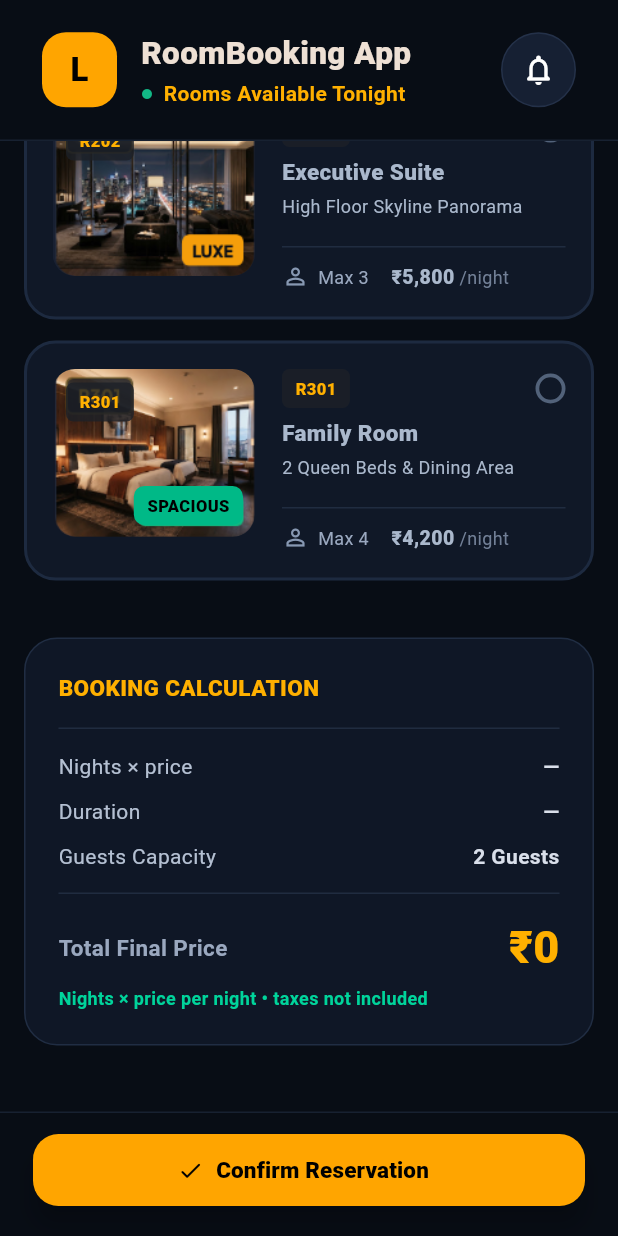
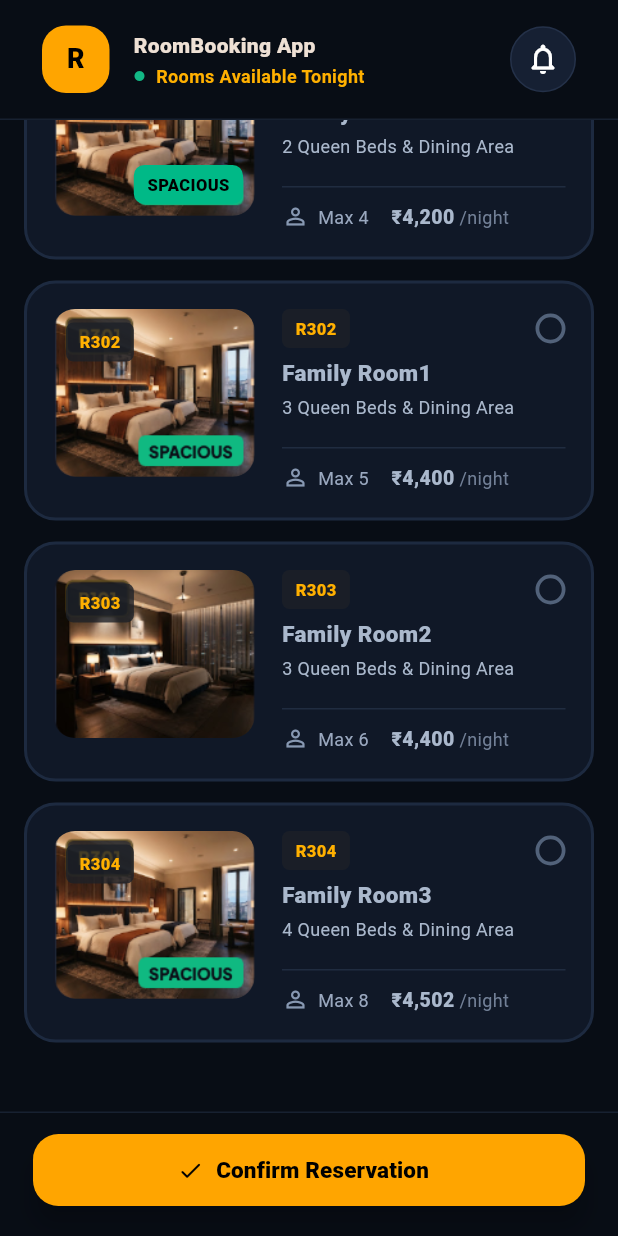
Before and after one commit to raneezz/room_bookingTestApp, a Flutter app: the screen it shows after launch, scrolled down 1152 dp, after a tap on "Confirm Reservation", on a phone screen of 412 x 824 dp. Run offline on Flutter 3.47's test engine with Material 3 defaults, Android fonts, the phone set to English and light mode, and no system bars; our stand-ins replace get.

Commit message:
final_updates

```diff
--- a/lib/data/mock/mock_rooms.dart
+++ b/lib/data/mock/mock_rooms.dart
@@ -46,5 +46,33 @@ class MockRooms {
       imageAsset: 'assets/rooms/family.png',
       badge: 'SPACIOUS',
     ),
+    HotelRoom(
+      code: 'R302',
+      type: 'Family Room1',
+      pricePerNight: 4400,
+      maxGuests: 5,
+      subtitle: '3 Queen Beds & Dining Area',
+      imageAsset: 'assets/rooms/family.png',
+
+    ),
+    HotelRoom(
+      code: 'R303',
+      type: 'Family Room2',
+      pricePerNight: 4400,
+      maxGuests: 6,
+      subtitle: '3 Queen Beds & Dining Area',
+      imageAsset: 'assets/rooms/deluxe.png',
+
+    ),
+    HotelRoom(
+      code: 'R304',
+      type: 'Family Room3',
+      pricePerNight: 4502,
+      maxGuests: 8,
+      subtitle: '4 Queen Beds & Dining Area',
+      imageAsset: 'assets/rooms/family.png',
+
+    ),
+
   ];
 }
--- a/lib/data/repositories/room_repository.dart
+++ b/lib/data/repositories/room_repository.dart
@@ -4,5 +4,5 @@ import '../models/hotel_room.dart';
 import '../models/room_booking.dart';
 class RoomRepository {
   List<HotelRoom> getRooms()=>MockRooms.rooms;
-  List<RoomBooking> getBookings()=>MockBookings.bookings;
+ List<RoomBooking> getBookings()=>MockBookings.bookings;
 }
--- a/lib/screens/booking/controllers/BookingController.dart
+++ b/lib/screens/booking/controllers/BookingController.dart
@@ -22,10 +22,10 @@ class BookingController extends GetxController {
   static BookingController get to => Get.put(BookingController());
 
   BookingController({RoomRepository? repository})
-    : _repository = repository ?? RoomRepository();
+      :_repository=repository ?? RoomRepository();
   final RoomRepository _repository;
   late final List<HotelRoom> rooms;
-  late final List<RoomBooking> bookings;
+  late final RxList<RoomBooking> bookings;
   final checkIn = Rxn<DateTime>(),
       checkOut = Rxn<DateTime>(),
       selectedRoomCode = RxnString();
@@ -34,11 +34,10 @@ class BookingController extends GetxController {
       validationMessage = RxnString(),
       validationIsError = false.obs;
 
-  @override
-  void onInit() {
+  @override void onInit() {
     super.onInit();
     rooms = _repository.getRooms();
-    bookings = _repository.getBookings();
+   bookings = _repository.getBookings().obs;
   }
 
   int get totalGuests => adults.value + kids.value;
@@ -47,8 +46,8 @@ class BookingController extends GetxController {
 
   HotelRoom? get selectedRoom {
     final code = selectedRoomCode.value;
-    for (final _room in rooms) {
-      if (_room.code == code) return _room;
+    for (final r in rooms) {
+      if (r.code == code) return r;
     }
     return null;
   }
@@ -57,25 +56,21 @@ class BookingController extends GetxController {
       selectedRoom == null ? 0 : nights * selectedRoom!.pricePerNight;
 
   bool get datesAreValid {
-    final a = checkIn.value, b = checkOut.value;
+    final a = checkIn.value,
+        b = checkOut.value;
     if (a == null || b == null) return false;
-    return !DateUtils.dateOnly(
-          a,
-        ).isBefore(DateUtils.dateOnly(DateTime.now())) &&
-        b.isAfter(a);
+    return !DateUtils.dateOnly(a).isBefore(
+        DateUtils.dateOnly(DateTime.now())) && b.isAfter(a);
   }
 
   bool roomFitsGuests(HotelRoom r) => totalGuests <= r.maxGuests;
 
   bool isRoomBooked(HotelRoom r) {
-    final a = checkIn.value, b = checkOut.value;
+    final a = checkIn.value,
+        b = checkOut.value;
     if (a == null || b == null || !b.isAfter(a)) return false;
-    return bookings.any(
-      (x) =>
-          x.roomCode == r.code &&
-          a.isBefore(x.checkOut) &&
-          b.isAfter(x.checkIn),
-    );
+    return bookings.any((x) =>
+    x.roomCode == r.code && a.isBefore(x.checkOut) && b.isAfter(x.checkIn));
   }
 
   void error(String m) {
@@ -93,14 +88,12 @@ class BookingController extends GetxController {
   Future<void> pickCheckIn(BuildContext context) async {
     clearMessage();
     final today = DateUtils.dateOnly(DateTime.now());
-    final p = await showDatePicker(
-      context: context,
+    final p = await showDatePicker(context: context,
         initialDate: _safeCheckIn(today),
         firstDate: today,
         lastDate: DateTime(today.year + 2, 12, 31),
         helpText: 'SELECT CHECK-IN DATE',
-      builder: _pickerTheme,
-    );
+        builder: _pickerTheme);
     if (p == null) return;
     checkIn.value = DateUtils.dateOnly(p);
     if (checkOut.value != null && !checkOut.value!.isAfter(checkIn.value!)) {
@@ -119,14 +112,12 @@ class BookingController extends GetxController {
       return;
     }
     final min = checkIn.value!.add(const Duration(days: 1));
-    final p = await showDatePicker(
-      context: context,
+    final p = await showDatePicker(context: context,
         initialDate: _safeCheckOut(min),
         firstDate: min,
         lastDate: DateTime(min.year + 2, 12, 31),
         helpText: 'SELECT CHECK-OUT DATE',
-      builder: _pickerTheme,
-    );
+        builder: _pickerTheme);
     if (p == null) return;
     checkOut.value = DateUtils.dateOnly(p);
     validateDatesAndRoom();
@@ -134,33 +125,27 @@ class BookingController extends GetxController {
 
   DateTime _safeCheckIn(DateTime today) =>
       checkIn.value != null &&
-          !DateUtils.dateOnly(checkIn.value!).isBefore(today)
-      ? DateUtils.dateOnly(checkIn.value!)
-      : today;
+          !DateUtils.dateOnly(checkIn.value!).isBefore(today) ? DateUtils
+          .dateOnly(checkIn.value!) : today;
 
   DateTime _safeCheckOut(DateTime min) =>
       checkOut.value != null && checkOut.value!.isAfter(checkIn.value!)
           ? DateUtils.dateOnly(checkOut.value!)
           : min;
 
-  Widget _pickerTheme(BuildContext c, Widget? child) => Theme(
-    data: Theme.of(c).copyWith(
-      colorScheme: const ColorScheme.dark(
+  Widget _pickerTheme(BuildContext c, Widget? child) =>
+      Theme(
+          data: Theme.of(c).copyWith(colorScheme: const ColorScheme.dark(
               primary: Color(0xFFFFA500),
               onPrimary: Colors.black,
               surface: Color(0xFF121A2A),
-        onSurface: Colors.white,
-      ),
-    ),
-    child: child!,
-  );
+              onSurface: Colors.white)), child: child!);
 
   void selectRoom(HotelRoom r) {
     clearMessage();
     if (!datesAreValid) {
       error(
-        'Select valid check-in and check-out dates before choosing a room.',
-      );
+          'Select valid check-in and check-out dates before choosing a room.');
       return;
     }
     if (isRoomBooked(r)) {
@@ -202,15 +187,15 @@ class BookingController extends GetxController {
     if (r != null && !roomFitsGuests(r)) {
       selectedRoomCode.value = null;
       error(
-        'Selected room cannot accommodate $totalGuests guests. Please choose a larger room.',
-      );
+          'Selected room cannot accommodate $totalGuests guests. Please choose a larger room.');
       return;
     }
     if (datesAreValid) validateDatesAndRoom();
   }
 
   void validateDatesAndRoom() {
-    final a = checkIn.value, b = checkOut.value;
+    final a = checkIn.value,
+        b = checkOut.value;
     if (a == null || b == null) {
       selectedRoomCode.value = null;
       clearMessage();
@@ -237,13 +222,9 @@ class BookingController extends GetxController {
       error('${r.code} cannot accommodate $totalGuests guests.');
       return;
     }
-    success(
-      'Dates verified • $nights ${nights == 1 ? 'night' : 'nights'} available.',
-    );
-  }
-
-  String formatDate(DateTime? value) {
-    return DateUtils.formatDate(value);
+    success('Dates verified • $nights ${nights == 1
+        ? 'night'
+        : 'nights'} available.');
   }
 
   void confirmReservation() {
@@ -251,31 +232,55 @@ class BookingController extends GetxController {
       error('Please select both check-in and check-out dates.');
       return;
     }
+
     if (!datesAreValid) {
       error(
-        'Invalid dates. Check-out must be after check-in and check-in cannot be in the past.',
+        'Invalid dates. Check-out must be after check-in and '
+            'check-in cannot be in the past.',
       );
       return;
     }
-    final r = selectedRoom;
-    if (r == null) {
+
+    final room = selectedRoom;
+    if (room == null) {
       error('Please select one available room.');
       return;
     }
-    if (isRoomBooked(r)) {
+
+    if (isRoomBooked(room)) {
       selectedRoomCode.value = null;
-      error('${r.code} is already booked for the selected dates.');
+      error('${room.code} is already booked for the selected dates.');
       return;
     }
-    if (!roomFitsGuests(r)) {
+
+    if (!roomFitsGuests(room)) {
       selectedRoomCode.value = null;
       error('The selected room cannot accommodate all guests.');
       return;
     }
-    success('Reservation confirmed • ${r.code} • $nights nights • ₹$subtotal');
+
+    final bookedNights = nights;
+    final total = subtotal;
+
+    bookings.add(
+      RoomBooking(
+        roomCode: room.code,
+        checkIn: checkIn.value!,
+        checkOut: checkOut.value!,
+      ),
+    );
+
+
+    selectedRoomCode.value = null;
+    success(
+      'Reservation confirmed • ${room.code} • $bookedNights '
+          '${bookedNights == 1 ? 'night' : 'nights'} • ₹$total',
+    );
+
     Get.snackbar(
       'Reservation Confirmed',
-      '${r.type} (${r.code}) • $nights nights • ₹$subtotal',
+      '${room.type} (${room.code}) • $bookedNights '
+          '${bookedNights == 1 ? 'night' : 'nights'} • ₹$total',
       snackPosition: SnackPosition.BOTTOM,
       backgroundColor: const Color(0xFF0B2A25),
       colorText: Colors.white,
--- a/lib/screens/booking/pages/BookingPage.dart
+++ b/lib/screens/booking/pages/BookingPage.dart
@@ -1,4 +1,5 @@
 import 'package:flutter/material.dart';
+import 'package:get/get_state_manager/src/rx_flutter/rx_obx_widget.dart';
 import 'package:get/get_state_manager/src/simple/get_view.dart';
 
 import '../controllers/BookingController.dart';
@@ -10,9 +11,9 @@ import '../widgets/top_bar.dart';
 
 class BookingPage extends GetView<BookingController> {
   const BookingPage({super.key});
-
   @override
-  Widget build(BuildContext context) => Scaffold(
+  Widget build(BuildContext context) {
+    return Scaffold(
       body: SafeArea(
         child: Column(
           children: [
@@ -23,14 +24,22 @@ class BookingPage extends GetView<BookingController> {
                   SliverPadding(
                     padding: const EdgeInsets.fromLTRB(16, 24, 16, 24),
                     sliver: SliverList(
-                    delegate: SliverChildListDelegate([
+                      delegate: SliverChildListDelegate(
+                        [
                           SearchDatesCard(controller: controller),
                           const SizedBox(height: 28),
                           RoomSection(controller: controller),
                           const SizedBox(height: 24),
-                      BookingCalculation(controller: controller),
+
+                          Obx(
+                                () =>
+                            controller.selectedRoom != null
+                                ? BookingCalculation(controller: controller)
+                                : const SizedBox.shrink(),
+                          ),
                           const SizedBox(height: 20),
-                    ]),
+                        ],
+                      ),
                     ),
                   ),
                 ],
@@ -42,3 +51,4 @@ class BookingPage extends GetView<BookingController> {
       ),
     );
   }
+}
--- a/lib/screens/booking/widgets/booking_calculation.dart
+++ b/lib/screens/booking/widgets/booking_calculation.dart
@@ -22,7 +22,7 @@ class BookingCalculation extends StatelessWidget {
                 'BOOKING CALCULATION',
                 style: TextStyle(
                   color: AppColors.gold,
-                  fontSize: 15,
+                  fontSize: 14,
                   fontWeight: FontWeight.w900,
                 ),
               ),
@@ -43,7 +43,7 @@ class BookingCalculation extends StatelessWidget {
                       overflow: TextOverflow.ellipsis,
                       style: const TextStyle(
                         color: Color(0xFFD5DDEC),
-                        fontSize: 13,
+                        fontSize: 12,
                         fontWeight: FontWeight.w600,
                       ),
                     ),
@@ -86,7 +86,7 @@ class BookingCalculation extends StatelessWidget {
                 'Total Final Price',
                 style: TextStyle(
                   color: AppColors.secondaryText,
-                  fontSize: 15,
+                  fontSize: 13,
                   fontWeight: FontWeight.w600,
                 ),
               ),
@@ -97,7 +97,7 @@ class BookingCalculation extends StatelessWidget {
                     : CurrencyUtils.formatRupees(controller.subtotal),
                 style: const TextStyle(
                   color: AppColors.gold,
-                  fontSize: 30,
+                  fontSize: 28,
                   fontWeight: FontWeight.w900,
                 ),
               ),
@@ -108,7 +108,7 @@ class BookingCalculation extends StatelessWidget {
             'Nights × price per night • taxes not included',
             style: TextStyle(
               color: AppColors.green,
-              fontSize: 12,
+              fontSize: 11,
               fontWeight: FontWeight.w600,
             ),
           ),
--- a/lib/screens/booking/widgets/room_card.dart
+++ b/lib/screens/booking/widgets/room_card.dart
@@ -51,7 +51,7 @@ class RoomCard extends StatelessWidget {
                 RoomImage(
                   room: room,
                   disabled: disabled,
-                  statusText: capacityExceeded ? 'FULL' : 'BOOKED',
+                  statusText: capacityExceeded ? 'UNAVAILABLE' : 'BOOKED',
                 ),
                 const SizedBox(width: 18),
                 Expanded(
--- a/lib/screens/booking/widgets/top_bar.dart
+++ b/lib/screens/booking/widgets/top_bar.dart
@@ -6,7 +6,7 @@ class TopBar extends StatelessWidget {
   const TopBar({super.key});
   @override
   Widget build(BuildContext c) => Container(
-    height: 94,
+    height: 80,
     padding: const EdgeInsets.symmetric(horizontal: 28),
     decoration: const BoxDecoration(
       border: Border(bottom: BorderSide(color: Color(0xFF172131))),
@@ -14,18 +14,18 @@ class TopBar extends StatelessWidget {
     child: Row(
       children: [
         Container(
-          width: 50,
-          height: 50,
+          width: 45,
+          height: 45,
           alignment: Alignment.center,
           decoration: BoxDecoration(
             color: AppColors.orange,
             borderRadius: BorderRadius.circular(16),
           ),
           child: const Text(
-            'L',
+            'R',
             style: TextStyle(
               color: Colors.black,
-              fontSize: 22,
+              fontSize: 18,
               fontWeight: FontWeight.w800,
             ),
           ),
@@ -38,7 +38,7 @@ class TopBar extends StatelessWidget {
             children: [
               Text(
                 AppConstants.appName,
-                style: TextStyle(fontSize: 21, fontWeight: FontWeight.w800),
+                style: TextStyle(fontSize: 14, fontWeight: FontWeight.w800),
               ),
               SizedBox(height: 2),
               Row(
@@ -49,7 +49,7 @@ class TopBar extends StatelessWidget {
                     AppConstants.availableTonight,
                     style: TextStyle(
                       color: AppColors.gold,
-                      fontSize: 14,
+                      fontSize: 12,
                       fontWeight: FontWeight.w600,
                     ),
                   ),
@@ -59,8 +59,8 @@ class TopBar extends StatelessWidget {
           ),
         ),
         Container(
-          width: 50,
-          height: 50,
+          width: 44,
+          height: 44,
           decoration: BoxDecoration(
             color: Color(0xFF162033),
             shape: BoxShape.circle,
```
Lines whose indentation alone changed are shown as unchanged.
